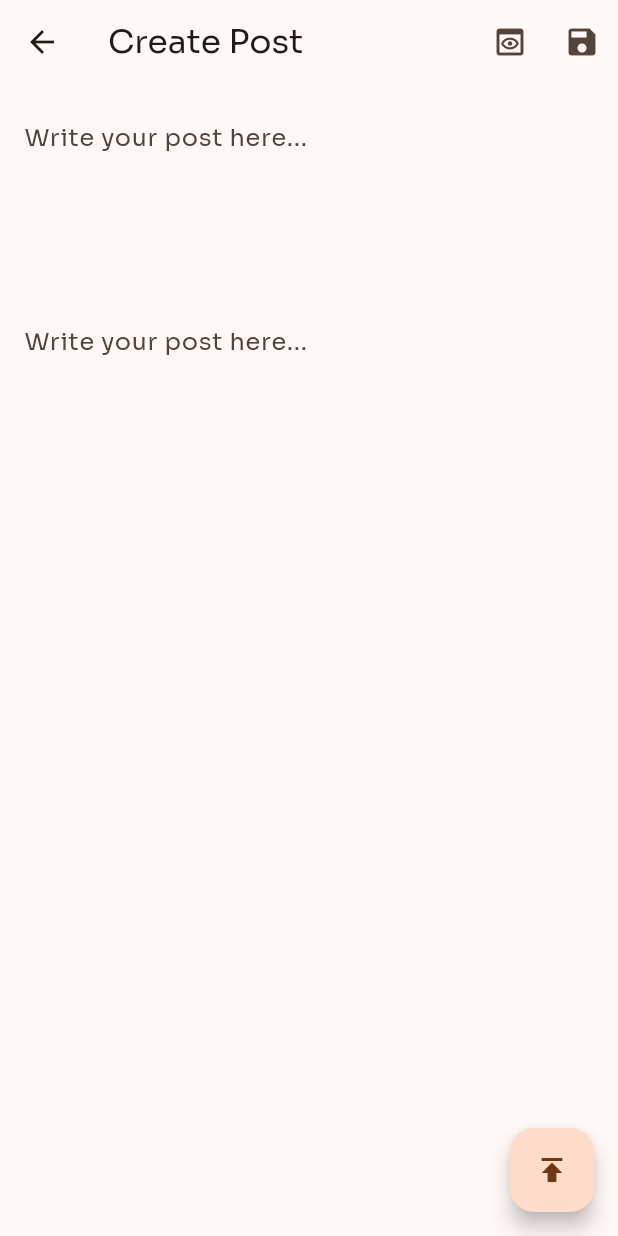
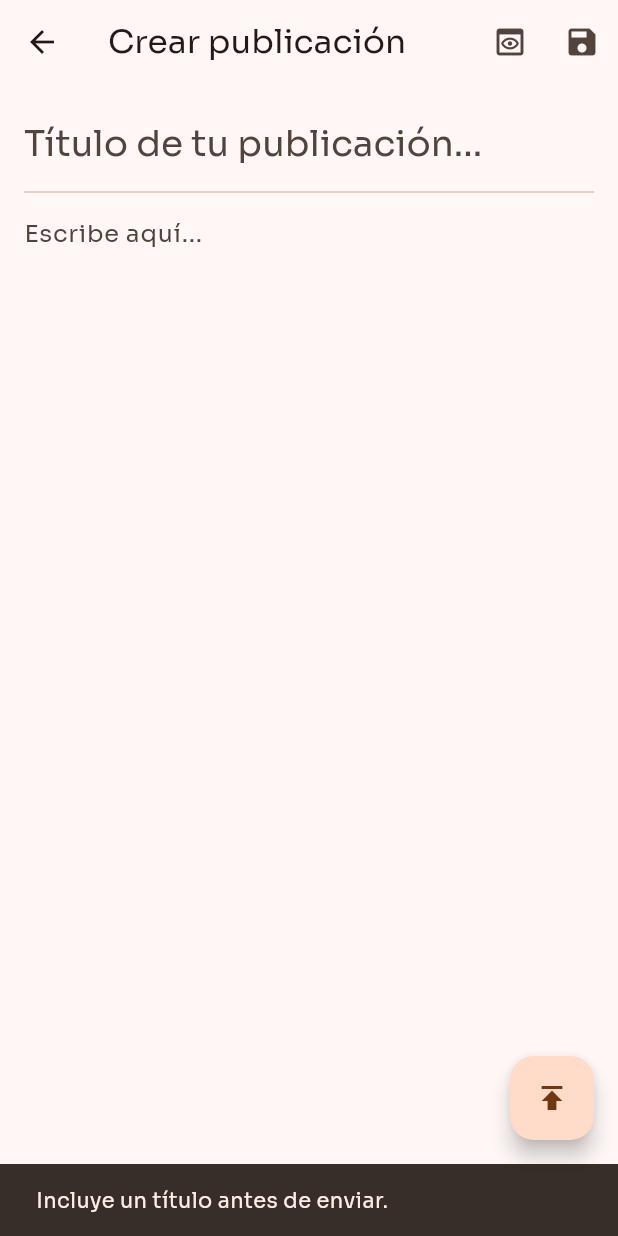
Before and after one commit to DevInvent-Grupo-1-App-Web/Collectioneer, a Flutter app: the CreatePostScreen screen opened directly, after a tap on the "publish" icon, on a phone screen of 412 x 824 dp. Run offline on Flutter 3.47's test engine with Material 3 defaults, Android fonts, the phone set to English and light mode, and no system bars; our stand-ins replace flutter_markdown, google_fonts, image_picker; network calls fail.

Commit message:
feat: add post publication and reading feature

```diff
--- a/lib/ui/screens/common/app_bottombar.dart
+++ b/lib/ui/screens/common/app_bottombar.dart
@@ -1,5 +1,4 @@
 import 'package:collectioneer/ui/screens/account/profile_screen.dart';
-import 'package:collectioneer/ui/screens/communications/notifications_screen.dart';
 import 'package:collectioneer/ui/screens/communities_list_screen.dart';
 import 'package:collectioneer/ui/screens/community/community_feed_screen.dart';
 import 'package:flutter/material.dart';
@@ -28,7 +27,7 @@ class _AppBottomBarState extends State<AppBottomBar> {
               Navigator.push(
                   context,
                   MaterialPageRoute(
-                      builder: (context) => CommunityFeedScreen()))
+                      builder: (context) => const CommunityFeedScreen()))
             },
             iconSize: 30.0,
           ),
--- a/lib/ui/screens/common/interactions_bottom_sheet.dart
+++ b/lib/ui/screens/common/interactions_bottom_sheet.dart
@@ -67,7 +67,7 @@ class _CommentsBottomSheetState extends State<CommentsBottomSheet> {
                 _selectedIndex = index;
               });
             },
-            children: [
+            children: const [
               CommentsList(),
               ReviewsList(),
             ],
--- a/lib/ui/screens/common/post_tile.dart
+++ b/lib/ui/screens/common/post_tile.dart
@@ -2,7 +2,6 @@ import 'package:collectioneer/ui/screens/community/view_post_screen.dart';
 import 'package:collectioneer/user_preferences.dart';
 import 'package:flutter/material.dart';
 import 'package:collectioneer/models/feed_item.dart';
-import 'package:collectioneer/ui/screens/community/view_collectible_screen.dart';
 
 class PostTile extends StatefulWidget {
   const PostTile({super.key, required this.sourceItem, required this.width});
--- a/lib/ui/screens/community/create_post_screen.dart
+++ b/lib/ui/screens/community/create_post_screen.dart
@@ -1,12 +1,10 @@
 import 'package:collectioneer/services/models/post_request.dart';
 import 'package:collectioneer/services/post_service.dart';
-import 'package:collectioneer/ui/screens/common/app_topbar.dart';
 import 'package:collectioneer/user_preferences.dart';
 import 'package:flutter/material.dart';
-import 'package:markdown_widget/widget/markdown.dart';
 
 class CreatePostScreen extends StatefulWidget {
-  CreatePostScreen({super.key});
+  const CreatePostScreen({super.key});
 
   @override
   State<CreatePostScreen> createState() => _CreatePostScreenState();
@@ -20,7 +18,7 @@ class _CreatePostScreenState extends State<CreatePostScreen> {
   Widget build(BuildContext context) {
     return Scaffold(
       appBar: AppBar(
-        title: const Text("Create Post"),
+        title: const Text("Crear publicación"),
         leading: IconButton(
             onPressed: () {
               Navigator.pop(context);
@@ -30,13 +28,13 @@ class _CreatePostScreenState extends State<CreatePostScreen> {
           IconButton(
               onPressed: () {
                 ScaffoldMessenger.of(context).showSnackBar(
-                    const SnackBar(content: Text("Preview not available")));
+                    const SnackBar(content: Text("Vista previa aún no disponible")));
               },
               icon: const Icon(Icons.preview_outlined)),
           IconButton(
             onPressed: () {
               ScaffoldMessenger.of(context).showSnackBar(
-                  const SnackBar(content: Text("Local save not available")));
+                  const SnackBar(content: Text("Guardado local aún no disponible")));
             },
             icon: const Icon(Icons.save),
           )
@@ -46,22 +44,27 @@ class _CreatePostScreenState extends State<CreatePostScreen> {
         padding: const EdgeInsets.all(16.0),
         child: ListView(children: [
           TextField(
+            style: Theme.of(context).textTheme.headlineSmall?.copyWith(
+              color: Theme.of(context).colorScheme.onSurface
+            ),
+            controller: postTitle,
+            maxLines: 1,
+            decoration: const InputDecoration(
+              hintText: "Título de tu publicación...",
+              border: InputBorder.none,
+            ),
+          ),
+          const Divider(height: 16.0,),
+          TextField(
+            style: Theme.of(context).textTheme.bodyLarge?.copyWith(
+              color: Theme.of(context).colorScheme.onSurface
+            ),
             controller: postContent,
             keyboardType: TextInputType.multiline,
             maxLines: null,
             minLines: 5,
             decoration: const InputDecoration(
-              hintText: "Write your post here...",
-              border: InputBorder.none,
-            ),
-          ),
-          TextField(
-            controller: postTitle,
-            keyboardType: TextInputType.multiline,
-            maxLines: null,
-            minLines: 5,
-            decoration: const InputDecoration(
-              hintText: "Write your post here...",
+              hintText: "Escribe aquí...",
               border: InputBorder.none,
             ),
           ),
@@ -69,6 +72,22 @@ class _CreatePostScreenState extends State<CreatePostScreen> {
       ),
       floatingActionButton: FloatingActionButton(
         onPressed: () {
+          if(postTitle.text.isEmpty) {
+            ScaffoldMessenger.of(context)
+            .showSnackBar(
+              const SnackBar(content: Text("Incluye un título antes de enviar."),)
+            );
+            return;
+          }
+
+          if (postContent.text.isEmpty) {
+            ScaffoldMessenger.of(context)
+            .showSnackBar(
+              const SnackBar(content: Text("No puedes compartir una publicación vacía."),)
+            );
+            return;
+          }
+
           PostRequest request = PostRequest(
               title: postTitle.text,
               content: postContent.text,
--- a/lib/ui/screens/community/view_collectible_screen.dart
+++ b/lib/ui/screens/community/view_collectible_screen.dart
@@ -88,7 +88,7 @@ class _ViewCollectibleScreenState extends State<ViewCollectibleScreen> {
           width: MediaQuery.of(context).size.width,
           padding:
               EdgeInsets.only(bottom: MediaQuery.of(context).viewInsets.bottom),
-          child: ChangeToAuctionBottomSheet(),
+          child: const ChangeToAuctionBottomSheet(),
         );
       },
     );
--- a/pubspec.yaml
+++ b/pubspec.yaml
@@ -10,12 +10,12 @@ dependencies:
   cached_network_image: ^3.3.1
   flutter:
     sdk: flutter
+  flutter_markdown: ^0.7.2+1
   flutter_speed_dial: ^7.0.0
   google_fonts: ^6.2.1
   http: ^1.2.1
   image_picker: ^1.1.2
   intl: ^0.19.0
-  markdown_widget: ^2.3.2+6
   path: ^1.9.0
   shared_preferences: ^2.2.3
 
```
Also changed, not shown: lib/ui/screens/common/change_to_auction_bottom_sheet.dart (+4 -4 lines), lib/ui/screens/common/page_auction_bottom.dart (+28 -26 lines), lib/ui/screens/community/community_feed_screen.dart (+35 -11 lines), lib/ui/screens/community/view_post_screen.dart (+14 -4 lines), pubspec.lock.
